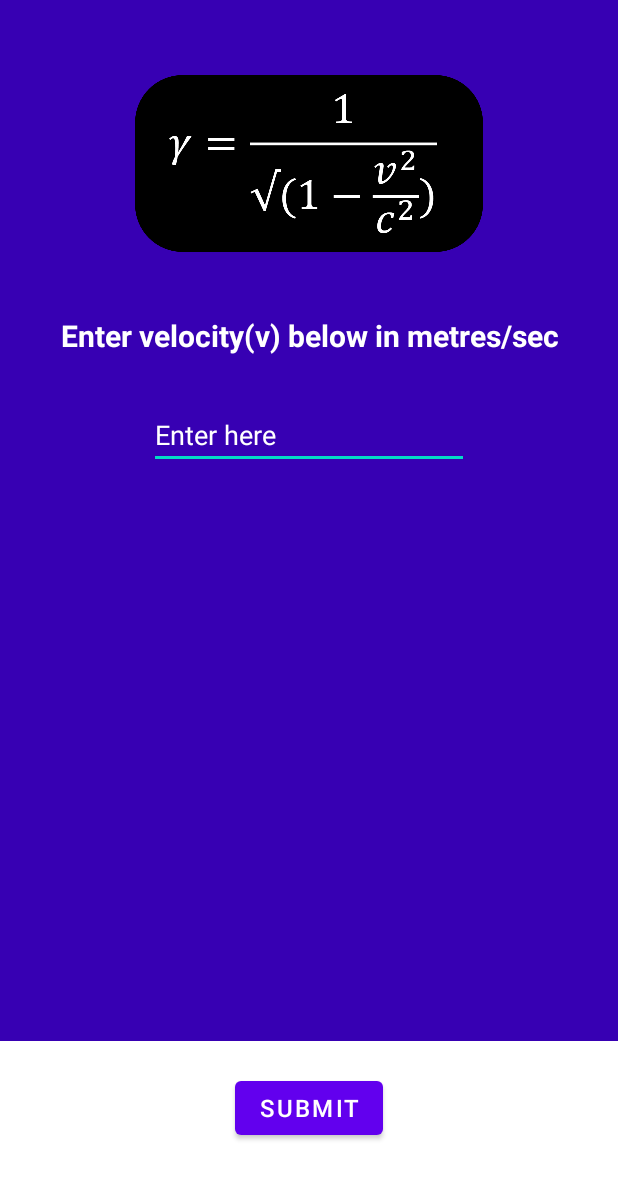
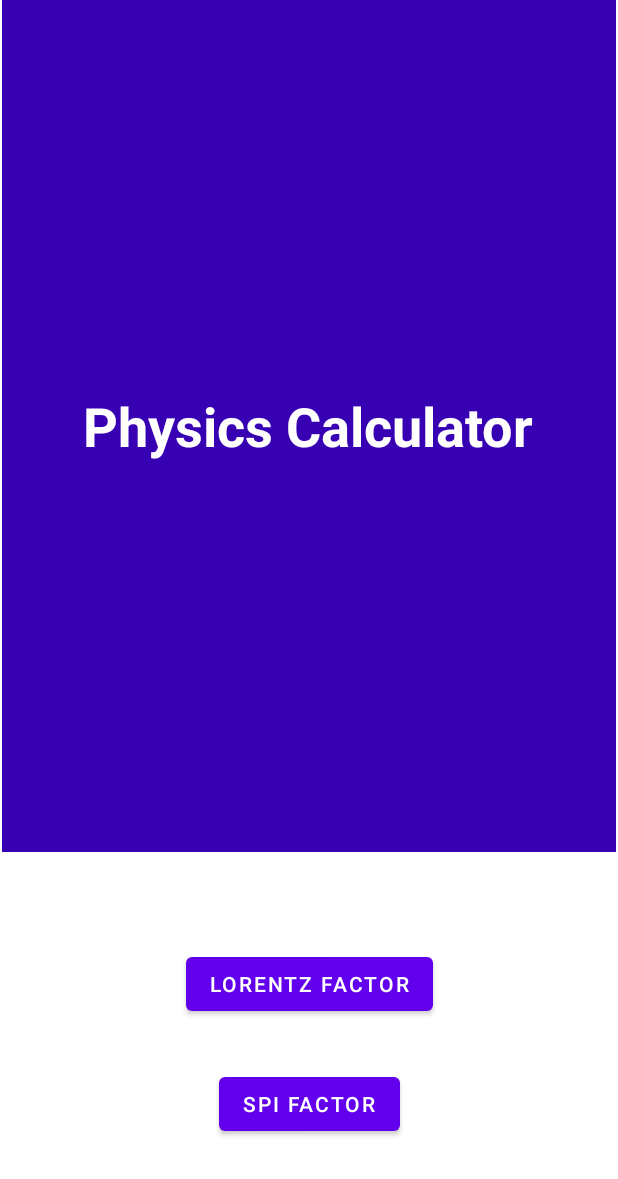
Before and after one commit to Prajjwal-Singh12/Lorentz-Factor, an Android app: the screen it shows after launch (MainActivity), on a phone screen of 412 x 824 dp. Shown: the top 1179 px of the screen. Run offline under Robolectric (Android 15) with nearby library versions, the phone set to English and light mode, and no system bars.

Commit message:
Did Level 2 and 3

```diff
--- a/app/src/main/AndroidManifest.xml
+++ b/app/src/main/AndroidManifest.xml
@@ -1,6 +1,8 @@
 <?xml version="1.0" encoding="utf-8"?>
 <manifest xmlns:android="http://schemas.android.com/apk/res/android"
     package="com.example.lorentzfactor">
+
+    <uses-permission android:name="android.permission.VIBRATE" />
 
     <application
         android:allowBackup="true"
@@ -9,6 +11,9 @@
         android:roundIcon="@mipmap/ic_launcher_round"
         android:supportsRtl="true"
         android:theme="@style/Theme.LorentzFactor">
+        <activity android:name=".Spi_Factor"></activity>
+        <activity android:name=".Practise" />
+        <activity android:name=".Lorentz_Factor" />
         <activity android:name=".MainActivity">
             <intent-filter>
                 <action android:name="android.intent.action.MAIN" />
--- a/app/src/main/java/com/example/lorentzfactor/MainActivity.java
+++ b/app/src/main/java/com/example/lorentzfactor/MainActivity.java
@@ -2,46 +2,44 @@ package com.example.lorentzfactor;
 
 import androidx.appcompat.app.AppCompatActivity;
 
+import android.content.Intent;
 import android.os.Bundle;
 import android.view.View;
 import android.widget.Button;
-import android.widget.EditText;
-import android.widget.TextView;
-import android.widget.Toast;
 
 public class MainActivity extends AppCompatActivity {
-    private Button button;
-    private EditText input;
-    private TextView output;
+    private Button lorentzButton, spiButton;
 
     @Override
     protected void onCreate(Bundle savedInstanceState) {
         super.onCreate(savedInstanceState);
         setContentView(R.layout.activity_main);
-        button = findViewById(R.id.button);
-        input = findViewById(R.id.input);
-        output = findViewById(R.id.output);
-        button.setOnClickListener(new View.OnClickListener() {
+
+        lorentzButton = findViewById(R.id.lorentzbutton);
+        spiButton = findViewById(R.id.spibutton);
+
+        lorentzButton.setOnClickListener(new View.OnClickListener() {
             @Override
             public void onClick(View v) {
-                String s = input.getText().toString();
-                double vel = Double.parseDouble(s);
-                if(vel<299792458 && vel>0) {
-                    double lfactor = Calculate(vel);
-                    output.setText("Lorentz Factor = " + lfactor);
-                }
-                else {
-                    Toast.makeText(MainActivity.this, R.string.invalidToast, Toast.LENGTH_SHORT).show();
-                }
-
+                openLorentzActivity();
             }
         });
+        spiButton.setOnClickListener(new View.OnClickListener() {
+            @Override
+            public void onClick(View v) {
+                openSpiActivity();
+            }
+        });
+
     }
 
-    public double Calculate(double vel)
-    {
-        double c = 299792458.0;
-        double lfactor = 1/ Math.sqrt(1 - (vel*vel)/(c*c));
-        return lfactor;
+    public void openLorentzActivity(){
+        Intent intent = new Intent(this,Lorentz_Factor.class);
+        startActivity(intent);
+    }
+
+    public void openSpiActivity(){
+        Intent intent = new Intent(this,Spi_Factor.class);
+        startActivity(intent);
     }
 }
--- a/app/src/main/res/layout/activity_main.xml
+++ b/app/src/main/res/layout/activity_main.xml
@@ -7,77 +7,46 @@
     tools:context=".MainActivity">
 
 
+    <FrameLayout
+        android:layout_width="409dp"
+        android:layout_height="0dp"
+        android:layout_marginBottom="64dp"
+        app:layout_constraintBottom_toTopOf="@+id/lorentzbutton"
+        app:layout_constraintEnd_toEndOf="parent"
+        app:layout_constraintStart_toStartOf="parent"
+        app:layout_constraintTop_toTopOf="parent"
+        android:background="@color/purple_700">
+
+        <TextView
+            android:id="@+id/textView"
+            android:layout_width="wrap_content"
+            android:layout_height="wrap_content"
+            android:text="@string/app_name"
+            android:textColor="@color/white"
+            android:textStyle="bold"
+            android:textSize="36dp"
+            android:layout_gravity="center"/>
+    </FrameLayout>
+
     <Button
-        android:id="@+id/button"
+        android:id="@+id/spibutton"
         android:layout_width="wrap_content"
         android:layout_height="wrap_content"
-        android:layout_marginBottom="40dp"
-        android:gravity="center"
-        android:text="submit"
-        android:textSize="16sp"
+        android:layout_marginBottom="64dp"
+        android:text="spi factor"
         app:layout_constraintBottom_toBottomOf="parent"
         app:layout_constraintEnd_toEndOf="parent"
-        app:layout_constraintStart_toStartOf="parent"
-        app:layout_constraintTop_toBottomOf="@+id/linearLayout"
-        app:layout_constraintVertical_bias="0.49" />
+        app:layout_constraintHorizontal_bias="0.5"
+        app:layout_constraintStart_toStartOf="parent" />
 
-    <LinearLayout
-        android:id="@+id/linearLayout"
-        android:layout_width="0dp"
-        android:layout_height="0dp"
-        android:layout_marginBottom="130dp"
-        android:background="@color/purple_700"
-        android:orientation="vertical"
-        app:layout_constraintBottom_toBottomOf="parent"
+    <Button
+        android:id="@+id/lorentzbutton"
+        android:layout_width="wrap_content"
+        android:layout_height="wrap_content"
+        android:layout_marginBottom="32dp"
+        android:text="lorentz factor"
+        app:layout_constraintBottom_toTopOf="@+id/spibutton"
         app:layout_constraintEnd_toEndOf="parent"
-        app:layout_constraintHorizontal_bias="0.0"
-        app:layout_constraintStart_toStartOf="parent"
-        app:layout_constraintTop_toTopOf="parent"
-        app:layout_constraintVertical_bias="0.0">
-
-        <ImageView
-            android:id="@+id/imageView1"
-            android:layout_width="match_parent"
-            android:layout_height="200dp"
-            android:layout_gravity="center"
-            android:paddingTop="50dp"
-            android:paddingBottom="32dp"
-            app:srcCompat="@drawable/formula" />
-
-        <TextView
-            android:id="@+id/textView1"
-            android:layout_width="match_parent"
-            android:layout_height="wrap_content"
-            android:gravity="center"
-            android:paddingTop="10dp"
-            android:paddingBottom="10dp"
-            android:text="Enter velocity(v) below in metres/sec"
-            android:textColor="@color/white"
-            android:textSize="20sp"
-            android:textStyle="bold" />
-
-        <EditText
-            android:id="@+id/input"
-            android:layout_width="wrap_content"
-            android:layout_height="wrap_content"
-            android:layout_gravity="center"
-            android:ems="10"
-            android:hint="Enter here"
-            android:textColorHint="@color/white"
-            android:inputType="numberDecimal"
-            android:paddingTop="30dp"
-            android:textColor="@color/white" />
-
-        <TextView
-            android:id="@+id/output"
-            android:layout_width="match_parent"
-            android:layout_height="wrap_content"
-            android:gravity="center"
-            android:paddingTop="45dp"
-            android:textColor="@color/white"
-            android:textSize="20sp"
-            android:textStyle="bold" />
-
-    </LinearLayout>
-
+        app:layout_constraintHorizontal_bias="0.5"
+        app:layout_constraintStart_toStartOf="parent" />
 </androidx.constraintlayout.widget.ConstraintLayout>
--- a/app/src/main/res/values/colors.xml
+++ b/app/src/main/res/values/colors.xml
@@ -7,4 +7,5 @@
     <color name="teal_700">#FF018786</color>
     <color name="black">#FF000000</color>
     <color name="white">#FFFFFFFF</color>
+    <color name="green">#55D394</color>
 </resources>
--- a/app/src/main/res/values/strings.xml
+++ b/app/src/main/res/values/strings.xml
@@ -1,5 +1,5 @@
 <resources>
-    <string name="app_name">Lorentz Factor Calculator</string>
+    <string name="app_name">Physics Calculator</string>
     <string name="enter_velocity_v_below_in_metres_sec">Enter velocity(v) below in metres/sec</string>
     <string name="invalidToast">Invalid Input, <i>v</i> should be less than <i>c</i></string>
 </resources>
```
Also changed, not shown: app/src/main/java/com/example/lorentzfactor/Lorentz_Factor.java (added, +62 -0 lines), app/src/main/java/com/example/lorentzfactor/Practise.java (added, +65 -0 lines), app/src/main/java/com/example/lorentzfactor/Spi_Factor.java (added, +61 -0 lines), app/src/main/res/layout/activity_lorentz_factor.xml (added, +94 -0 lines), app/src/main/res/layout/activity_practise.xml (added, +86 -0 lines), app/src/main/res/layout/activity_spi_factor.xml (added, +36 -0 lines).
